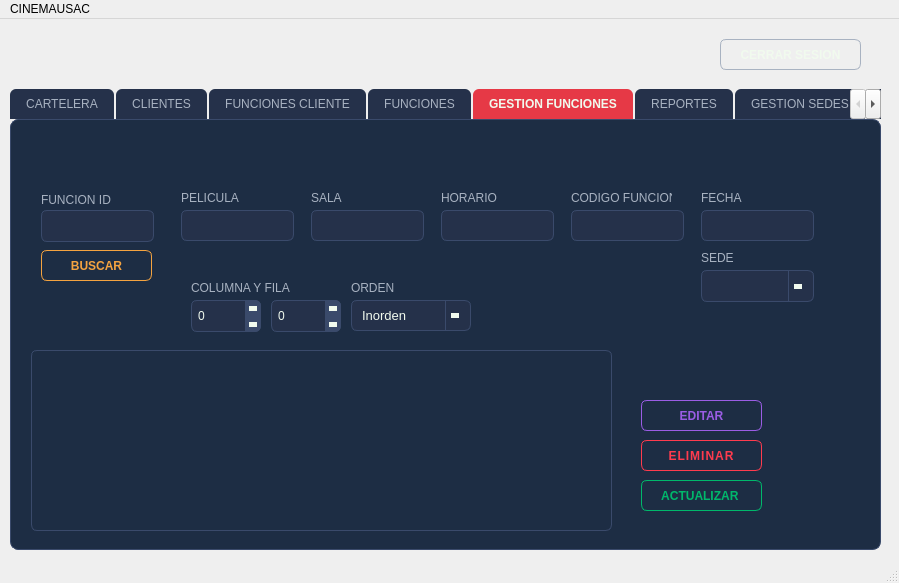
Old version of the form FASE3/mainwindow.ui in the repository SABANd5/EDD_2S2026_PY_202303371.
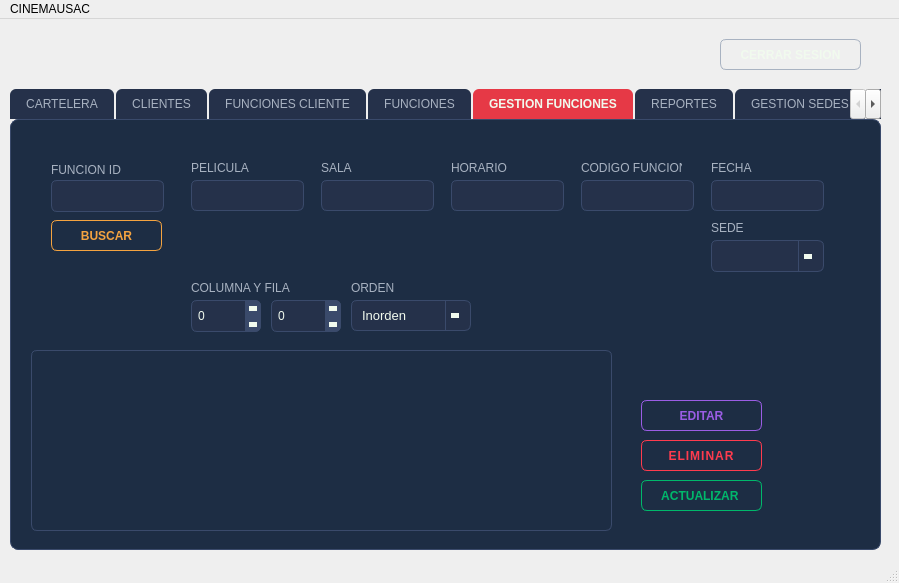
New version of the form. The open tabs and pages were chosen to show the change.

Commit message: Proyecto Fin

The edit to the form file:
```diff
--- a/FASE3/mainwindow.ui
+++ b/FASE3/mainwindow.ui
@@ -3592,8 +3592,8 @@
        <widget class="QLineEdit" name="txtBuscarFuncionID">
         <property name="geometry">
          <rect>
-          <x>30</x>
-          <y>90</y>
+          <x>40</x>
+          <y>60</y>
           <width>113</width>
           <height>32</height>
          </rect>
@@ -3616,8 +3616,8 @@
        <widget class="QLineEdit" name="txtEditSala">
         <property name="geometry">
          <rect>
-          <x>300</x>
-          <y>90</y>
+          <x>310</x>
+          <y>60</y>
           <width>113</width>
           <height>31</height>
          </rect>
@@ -3640,8 +3640,8 @@
        <widget class="QLineEdit" name="txtEditPelicula">
         <property name="geometry">
          <rect>
-          <x>170</x>
-          <y>90</y>
+          <x>180</x>
+          <y>60</y>
           <width>113</width>
           <height>31</height>
          </rect>
@@ -3664,8 +3664,8 @@
        <widget class="QLineEdit" name="txtEditHorario">
         <property name="geometry">
          <rect>
-          <x>430</x>
-          <y>90</y>
+          <x>440</x>
+          <y>60</y>
           <width>113</width>
           <height>31</height>
          </rect>
@@ -3853,8 +3853,8 @@
        <widget class="QLabel" name="label_46">
         <property name="geometry">
          <rect>
-          <x>30</x>
-          <y>70</y>
+          <x>40</x>
+          <y>40</y>
           <width>71</width>
           <height>20</height>
          </rect>
@@ -3872,8 +3872,8 @@
        <widget class="QLabel" name="label_47">
         <property name="geometry">
          <rect>
-          <x>170</x>
-          <y>70</y>
+          <x>180</x>
+          <y>40</y>
           <width>61</width>
           <height>16</height>
          </rect>
@@ -3891,8 +3891,8 @@
        <widget class="QLabel" name="label_48">
         <property name="geometry">
          <rect>
-          <x>300</x>
-          <y>70</y>
+          <x>310</x>
+          <y>40</y>
           <width>51</width>
           <height>16</height>
          </rect>
@@ -3910,8 +3910,8 @@
        <widget class="QLabel" name="label_49">
         <property name="geometry">
          <rect>
-          <x>430</x>
-          <y>70</y>
+          <x>440</x>
+          <y>40</y>
           <width>61</width>
           <height>16</height>
          </rect>
@@ -4032,8 +4032,8 @@
        <widget class="QPushButton" name="btnBuscarFuncion">
         <property name="geometry">
          <rect>
-          <x>30</x>
-          <y>130</y>
+          <x>40</x>
+          <y>100</y>
           <width>111</width>
           <height>31</height>
          </rect>
@@ -4068,8 +4068,8 @@
         </property>
         <property name="geometry">
          <rect>
-          <x>560</x>
-          <y>90</y>
+          <x>570</x>
+          <y>60</y>
           <width>113</width>
           <height>31</height>
          </rect>
@@ -4098,8 +4098,8 @@
        <widget class="QLabel" name="label_56">
         <property name="geometry">
          <rect>
-          <x>560</x>
-          <y>70</y>
+          <x>570</x>
+          <y>40</y>
           <width>101</width>
           <height>16</height>
          </rect>
@@ -4197,8 +4197,8 @@
        <widget class="QComboBox" name="cmbEditSede">
         <property name="geometry">
          <rect>
-          <x>690</x>
-          <y>150</y>
+          <x>700</x>
+          <y>120</y>
           <width>113</width>
           <height>32</height>
          </rect>
@@ -4243,8 +4243,8 @@
        <widget class="QLineEdit" name="txtEditFecha">
         <property name="geometry">
          <rect>
-          <x>690</x>
-          <y>90</y>
+          <x>700</x>
+          <y>60</y>
           <width>113</width>
           <height>31</height>
          </rect>
@@ -4267,8 +4267,8 @@
        <widget class="QLabel" name="label_62">
         <property name="geometry">
          <rect>
-          <x>690</x>
-          <y>70</y>
+          <x>700</x>
+          <y>40</y>
           <width>111</width>
           <height>16</height>
          </rect>
@@ -4286,8 +4286,8 @@
        <widget class="QLabel" name="label_68">
         <property name="geometry">
          <rect>
-          <x>690</x>
-          <y>130</y>
+          <x>700</x>
+          <y>100</y>
           <width>71</width>
           <height>16</height>
          </rect>
```
Left out of the diff: 10 changed lines with no effect on the pictures.
